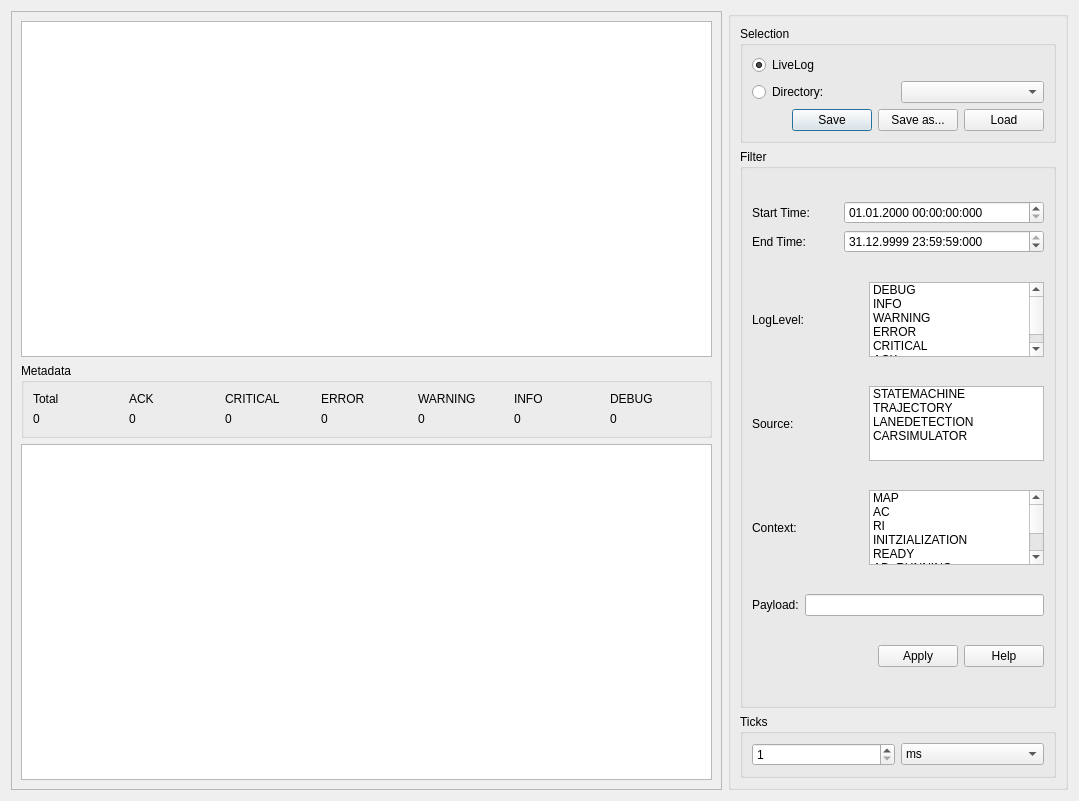
Above: src/dialog_log_analyzer.ui from melegiul/adtf-remote before the change. Below: the same form after it.
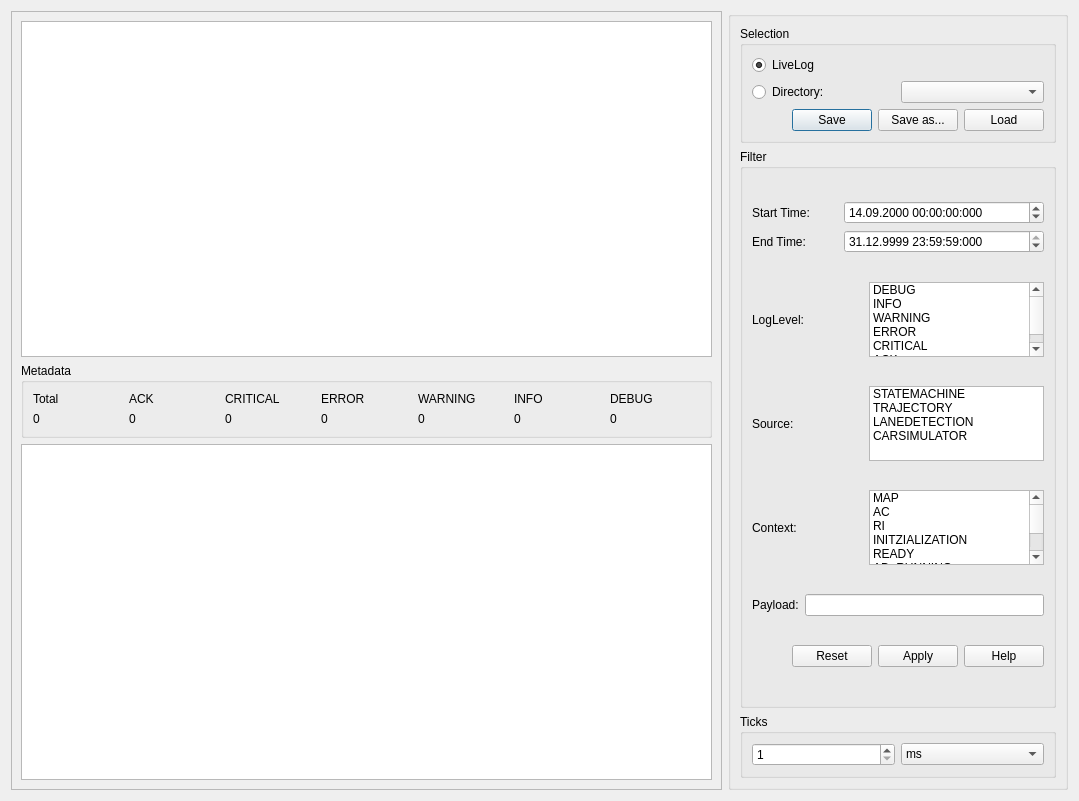
That is the form after the change. Custom widgets are drawn as their Qt base class.

Commit message: [R-14][In-Progress] add filter reset button and capability

```diff
--- a/src/dialog_log_analyzer.ui
+++ b/src/dialog_log_analyzer.ui
@@ -335,8 +335,8 @@
                <property name="date">
                 <date>
                  <year>2000</year>
-                 <month>1</month>
-                 <day>1</day>
+                 <month>9</month>
+                 <day>14</day>
                 </date>
                </property>
                <property name="maximumDateTime">
@@ -349,6 +349,16 @@
                  <day>31</day>
                 </datetime>
                </property>
+               <property name="minimumDateTime">
+                <datetime>
+                 <hour>0</hour>
+                 <minute>0</minute>
+                 <second>0</second>
+                 <year>2000</year>
+                 <month>1</month>
+                 <day>1</day>
+                </datetime>
+               </property>
                <property name="currentSection">
                 <enum>QDateTimeEdit::SecondSection</enum>
                </property>
@@ -639,6 +649,13 @@
              </property>
             </spacer>
            </item>
+           <item>
+            <widget class="QPushButton" name="resetButton">
+             <property name="text">
+              <string>Reset</string>
+             </property>
+            </widget>
+           </item>
            <item>
             <widget class="QPushButton" name="applyButton">
              <property name="text">
```
Left out of the diff: 4 changed lines with no effect on the pictures. The commit also changes 3 other files.
